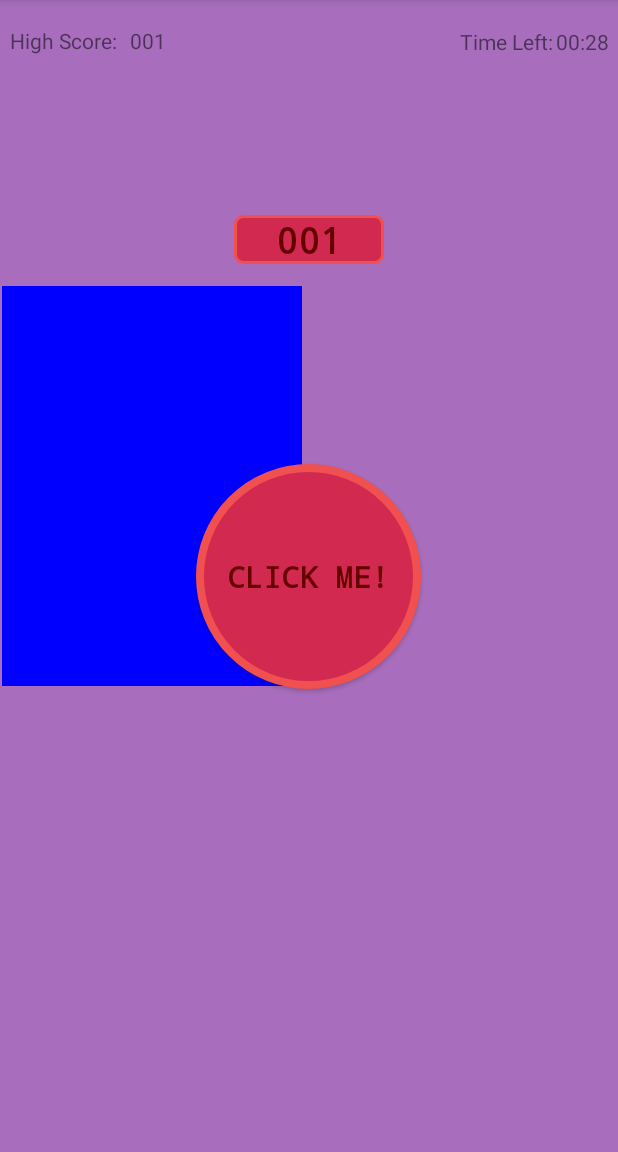
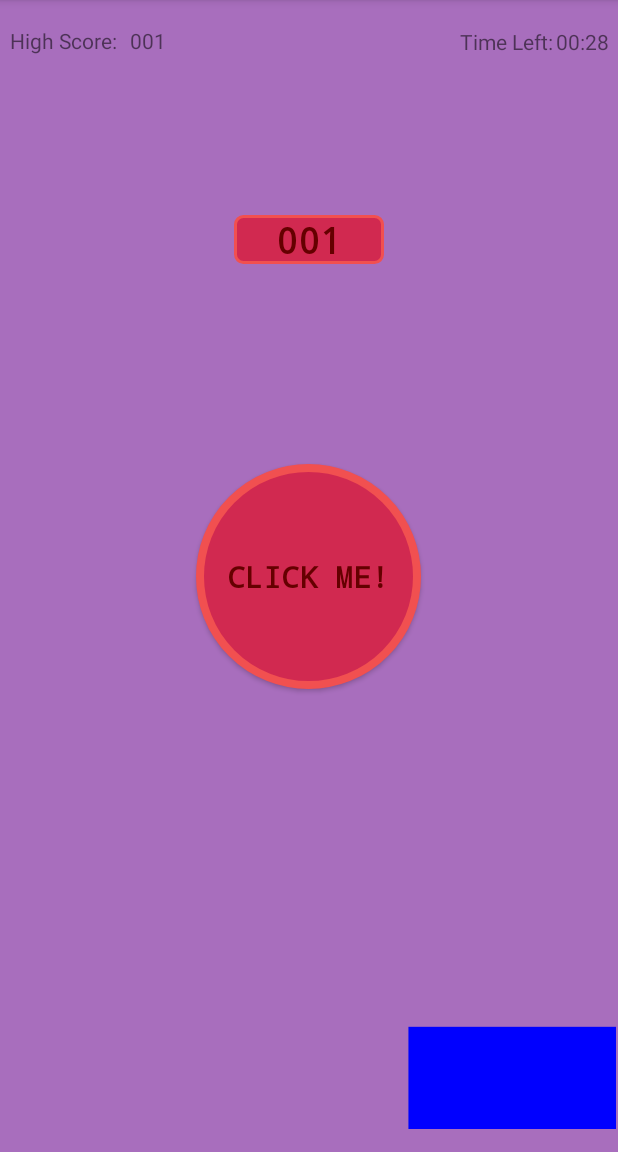
Before and after one commit to jjohnson509/3013_final, an Android app: the screen it shows after launch (MainActivity), after a tap on "CLICK ME!", on a phone screen of 412 x 824 dp, the part 84-1236 px from its top. Run offline under Robolectric (Android 15) with nearby library versions, the phone set to English and light mode, and no system bars.

Commit message:
cb moves around

```diff
--- a/app/src/main/java/com/cs_3013/android/final_project/ChalkBoard.kt
+++ b/app/src/main/java/com/cs_3013/android/final_project/ChalkBoard.kt
@@ -4,10 +4,12 @@ import android.animation.ObjectAnimator
 import android.content.Context
 import android.graphics.Canvas
 import android.graphics.Color
+import android.graphics.Paint
+import android.graphics.Point
 import android.view.View
+import android.view.WindowManager
 import android.view.animation.BounceInterpolator
-import android.graphics.Paint
-import java.time.Duration
+
 
 class ChalkBoard(context: Context) : View(context) {
     private var displayWidth: Int = 0
@@ -32,6 +34,15 @@ class ChalkBoard(context: Context) : View(context) {
     private var moveFlag = true
     private var paint = Paint()
 
+    init {
+        val wm = context.getSystemService(Context.WINDOW_SERVICE) as WindowManager
+        val screen = wm.defaultDisplay
+        val size = Point()
+        screen.getSize(size)
+        displayWidth = size.x
+        displayHeight = size.y
+    }
+
     fun wander() {
         val anim: ObjectAnimator
         if (moveFlag) {
@@ -49,6 +60,7 @@ class ChalkBoard(context: Context) : View(context) {
                 anim = getObjectAnimator(500, "fraction", 0.0f, 1.0f)
                 anim.interpolator = BounceInterpolator()
                 anim.start()
+                setFraction(fraction)
             }
         }
     }
@@ -82,4 +94,6 @@ class ChalkBoard(context: Context) : View(context) {
     companion object {
         const val BOUNCE = 4
     }
+
+
 }
--- a/app/src/main/java/com/cs_3013/android/final_project/MainActivity.kt
+++ b/app/src/main/java/com/cs_3013/android/final_project/MainActivity.kt
@@ -1,6 +1,7 @@
 package com.cs_3013.android.final_project
 
 import android.content.Context
+import android.graphics.Point
 import android.hardware.Sensor
 import android.hardware.SensorEvent
 import android.hardware.SensorEventListener
@@ -10,6 +11,7 @@ import android.media.RingtoneManager
 import android.net.Uri
 import android.os.*
 import android.util.Log
+import android.view.View
 import android.widget.Button
 import android.widget.TextView
 import android.widget.Toast
@@ -53,6 +55,8 @@ class MainActivity : AppCompatActivity(), SensorEventListener {
 
         mTimer = Timer(30000)
         setUpSensor()
+
+
         //set up stress button click listener
         btnClickMe.setOnClickListener{
             cb!!.wander()
@@ -100,6 +104,11 @@ class MainActivity : AppCompatActivity(), SensorEventListener {
 
 
     private fun playSound(){
+        val btnClick :View = findViewById(R.id.click_me_btn)
+        val xyPoint : Point? = getCenterPointOfView(btnClick)
+        if (xyPoint != null) {
+            Log.v("XY","x: ${xyPoint.x}    y: ${xyPoint.y}")
+        }
         soundCount += 1
         mediaPlayer = MediaPlayer.create(this, R.raw.alien_click)
         try{
@@ -132,6 +141,7 @@ class MainActivity : AppCompatActivity(), SensorEventListener {
     }
 
     private fun checkScore(score: Int){
+
         when(score){
             10 -> {
                 Toast.makeText(this@MainActivity, "Guess what!?", Toast.LENGTH_SHORT).show()
@@ -295,6 +305,14 @@ class MainActivity : AppCompatActivity(), SensorEventListener {
         }
     }
 
+    private fun getCenterPointOfView(view: View): Point? {
+        val location = IntArray(2)
+        view.getLocationOnScreen(location)
+        val x = location[0] + view.width / 2
+        val y = location[1] + view.height / 2
+        return Point(x, y)
+    }
+
 
 
     override fun onAccuracyChanged(p0: Sensor?, p1: Int) {
```
Also changed, not shown: 442 other files.
